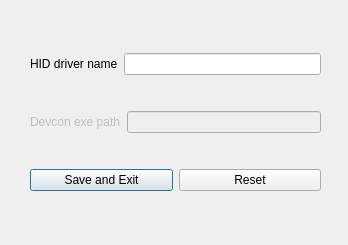
Above: assets/settings.ui from shadezee/ShadeUtil before the change. Below: the same form after it.
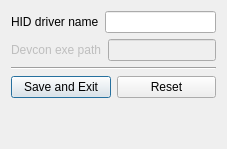
That is the form after the change.

What changed in the file:
```diff
--- a/assets/settings.ui
+++ b/assets/settings.ui
@@ -6,22 +6,24 @@
    <rect>
     <x>0</x>
     <y>0</y>
-    <width>348</width>
-    <height>245</height>
+    <width>254</width>
+    <height>143</height>
    </rect>
   </property>
+  <property name="sizePolicy">
+   <sizepolicy hsizetype="Fixed" vsizetype="Fixed">
+    <horstretch>0</horstretch>
+    <verstretch>0</verstretch>
+   </sizepolicy>
+  </property>
   <property name="windowTitle">
    <string>Dialog</string>
   </property>
-  <widget class="QWidget" name="">
-   <property name="geometry">
-    <rect>
-     <x>30</x>
-     <y>23</y>
-     <width>291</width>
-     <height>201</height>
-    </rect>
+  <layout class="QVBoxLayout" name="verticalLayout_2">
+   <property name="sizeConstraint">
+    <enum>QLayout::SetFixedSize</enum>
    </property>
+   <item>
    <layout class="QVBoxLayout" name="verticalLayout">
     <item>
      <layout class="QHBoxLayout" name="horizontalLayout">
@@ -58,6 +60,13 @@
       </item>
      </layout>
     </item>
+     <item>
+      <widget class="Line" name="line">
+       <property name="orientation">
+        <enum>Qt::Horizontal</enum>
+       </property>
+      </widget>
+     </item>
     <item>
      <layout class="QHBoxLayout" name="horizontalLayout_3">
       <item>
@@ -76,8 +85,22 @@
       </item>
      </layout>
     </item>
-   </layout>
-  </widget>
+     <item>
+      <spacer name="verticalSpacer">
+       <property name="orientation">
+        <enum>Qt::Vertical</enum>
+       </property>
+       <property name="sizeHint" stdset="0">
+        <size>
+         <width>20</width>
+         <height>40</height>
+        </size>
+       </property>
+      </spacer>
+     </item>
+    </layout>
+   </item>
+  </layout>
  </widget>
  <resources/>
  <connections/>
```
Left out of the diff: 2 changed lines with no effect on the pictures. Lines whose indentation alone changed are shown as unchanged.
